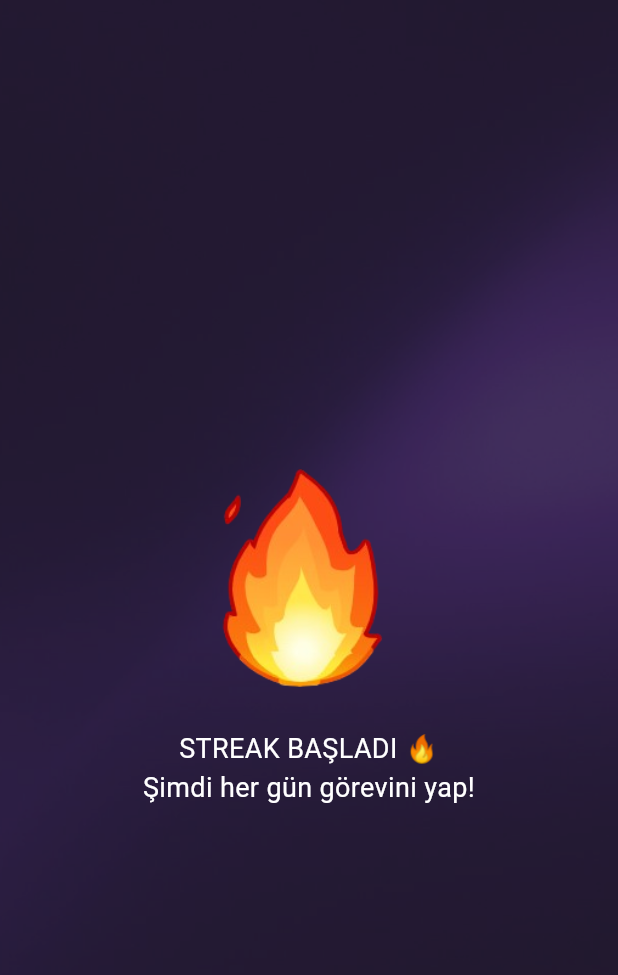
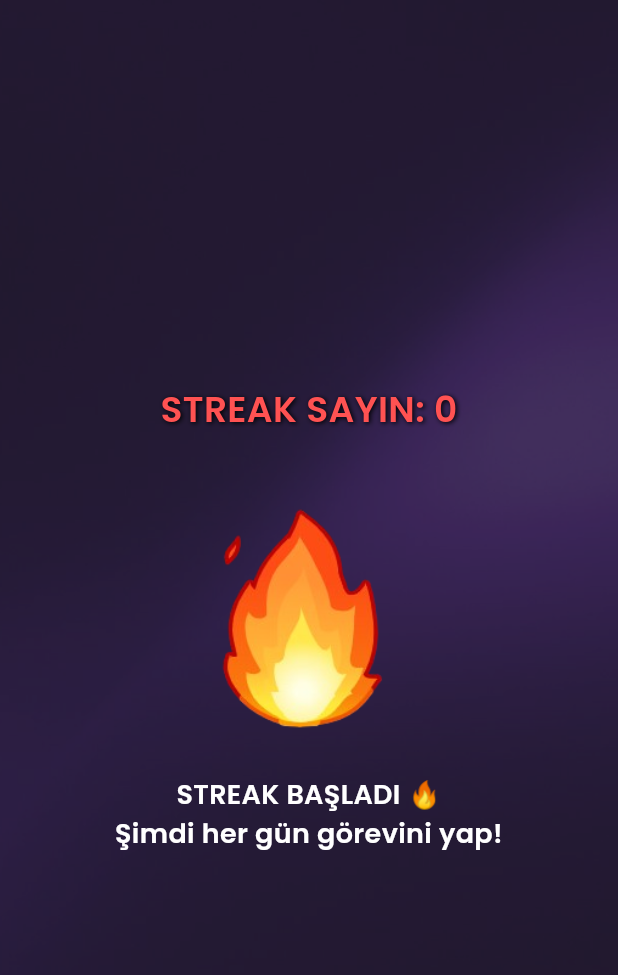
Before and after one commit to Xusroth/Grup95-Bootcamp, a Flutter app: the StreakPage1 screen opened directly, on a phone screen of 412 x 824 dp. Shown: the top 975 px of the screen. Run offline on Flutter 3.47's test engine with Material 3 defaults, Android fonts, the phone set to English and light mode, and no system bars; our stand-ins replace app_links, shared_preferences; missing offline and left inert: gradient_slide_to_act; accounts and stored records are empty; network calls fail; Roboto replaces fonts that are missing (Poppins).

Commit message:
Streak sayfası eklendi profile.

```diff
--- a/lib/screens/streak pages/streak1.dart
+++ b/lib/screens/streak pages/streak1.dart
@@ -1,11 +1,58 @@
+import 'dart:convert';
 import 'package:flutter/material.dart';
+import 'package:http/http.dart' as http;
+import 'package:android_studio/constants.dart';
+import 'package:android_studio/auth_service.dart';
 
-class StreakPage1 extends StatelessWidget {
+class StreakPage1 extends StatefulWidget {
   const StreakPage1({super.key});
 
   @override
+  State<StreakPage1> createState() => _StreakPage1State();
+}
+
+class _StreakPage1State extends State<StreakPage1> {
+  int streakCount = 0;
+
+  @override
+  void initState() {
+    super.initState();
+    fetchStreakCount();
+  }
+
+  Future<void> fetchStreakCount() async {
+    try {
+      final authService = AuthService();
+      final token = await authService.getString('token');
+
+      if (token == null) return;
+
+      final response = await http.get(
+        Uri.parse('$baseURL/auth/streak_count'),
+        headers: {'Authorization': 'Bearer $token'},
+      );
+
+      if (response.statusCode == 200) {
+        final data = jsonDecode(response.body);
+        setState(() {
+          streakCount = data['streak'] ?? 0;
+        });
+      } else {
+        debugPrint('Streak fetch failed: ${response.statusCode}');
+      }
+    } catch (e) {
+      debugPrint('Streak fetch error: $e');
+    }
+  }
+
+  @override
   Widget build(BuildContext context) {
-    return Scaffold(
+    return GestureDetector(
+      onTap: () {
+        Navigator.pop(context);
+      },
+      child: Scaffold(
+        backgroundColor: Colors.transparent,
         body: Container(
           decoration: const BoxDecoration(
             image: DecorationImage(
@@ -13,21 +60,43 @@ class StreakPage1 extends StatelessWidget {
               fit: BoxFit.cover,
             ),
           ),
+          child: SafeArea(
             child: Center(
               child: Column(
                 mainAxisAlignment: MainAxisAlignment.center,
                 children: [
+
+                  Text(
+                    'STREAK SAYIN: $streakCount',
+                    textAlign: TextAlign.center,
+                    style: const TextStyle(
+                      fontFamily: 'Poppins-SemiBold',
+                      fontSize: 24,
+                      color: Colors.redAccent,
+                      shadows: [
+                        Shadow(
+                          blurRadius: 4,
+                          color: Colors.black,
+                          offset: Offset(1, 1),
+                        )
+                      ],
+                    ),
+                  ),
+                  const SizedBox(height: 24),
+
+
                   Image.asset(
                     'assets/level1.png',
                     width: 180,
                     height: 180,
                   ),
-              const SizedBox(height: 20),
+                  const SizedBox(height: 24),
+
                   const Text(
                     "STREAK BAŞLADI 🔥\nŞimdi her gün görevini yap!",
                     textAlign: TextAlign.center,
                     style: TextStyle(
-                  fontFamily: 'Poppins',
+                      fontFamily: 'Poppins-SemiBold',
                       fontSize: 18,
                       color: Colors.white,
                     ),
@@ -36,6 +105,8 @@ class StreakPage1 extends StatelessWidget {
               ),
             ),
           ),
+        ),
+      ),
     );
   }
 }
```
Also changed, not shown: lib/screens/profile.dart (+97 -31 lines). Lines whose indentation alone changed are shown as unchanged.
